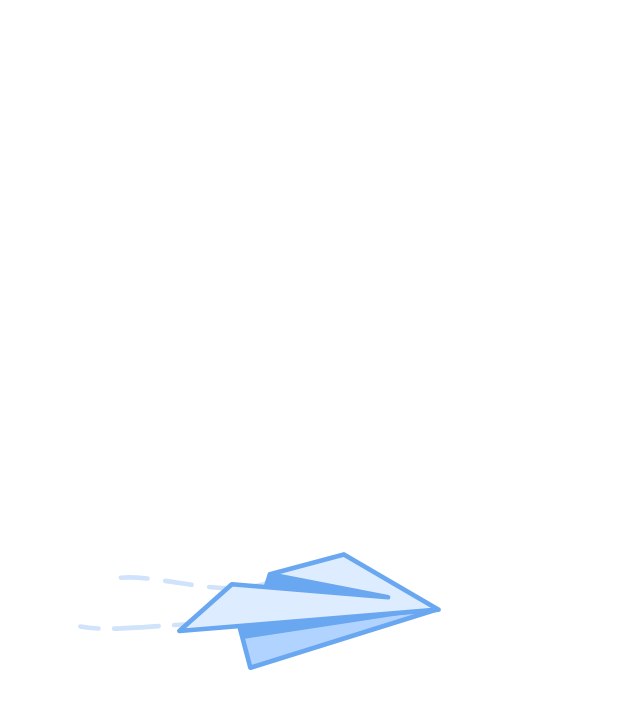
After one commit to bit-shift-studios/flights-app, an Android app built with Jetpack Compose: the composable NoResultsAnim shown on its own in the app's theme, on a phone screen of 412 x 824 dp. The commit adds this screen. Shown: the top 709 px of the screen. Run offline under Robolectric (Android 15) with nearby library versions, the phone set to English and light mode, and no system bars.

Commit message:
`FEAT` Setup base flights screen and updated lottie animations

```diff
--- a/app/src/main/java/bitshift/studios/flightsapp/presentation/screens/home/HomeScreen.kt
+++ b/app/src/main/java/bitshift/studios/flightsapp/presentation/screens/home/HomeScreen.kt
@@ -6,7 +6,6 @@ import androidx.compose.runtime.Composable
 import androidx.compose.runtime.collectAsState
 import androidx.compose.runtime.getValue
 import androidx.compose.runtime.rememberCoroutineScope
-import bitshift.studios.flightsapp.data.db.airport.entities.AirportEntity
 import bitshift.studios.flightsapp.presentation.ui.components.FlightSearch
 import bitshift.studios.flightsapp.presentation.ui.components.SearchBar
 import kotlinx.coroutines.launch
@@ -32,6 +31,7 @@ fun HomeScreen(
 			)
 		},
 	) { padding ->
+		if (uiState.searchQuery.isNotEmpty()) {
 			FlightSearch(
 				padding = padding,
 				isDarkTheme = isDarkTheme,
@@ -43,3 +43,4 @@ fun HomeScreen(
 			)
 		}
 	}
+}
--- /dev/null
+++ b/app/src/main/java/bitshift/studios/flightsapp/presentation/ui/components/NoResultsAnim.kt
@@ -0,0 +1,34 @@
+package bitshift.studios.flightsapp.presentation.ui.components
+
+import androidx.compose.foundation.layout.Arrangement
+import androidx.compose.foundation.layout.Column
+import androidx.compose.foundation.layout.fillMaxSize
+import androidx.compose.foundation.layout.size
+import androidx.compose.runtime.Composable
+import androidx.compose.runtime.getValue
+import androidx.compose.ui.Modifier
+import androidx.compose.ui.unit.dp
+import bitshift.studios.flightsapp.R
+import com.airbnb.lottie.compose.LottieAnimation
+import com.airbnb.lottie.compose.LottieCompositionSpec
+import com.airbnb.lottie.compose.rememberLottieComposition
+
+@Composable
+fun NoResultsAnim(
+	modifier: Modifier = Modifier,
+	isDarkTheme: Boolean
+) {
+	val resource = if (isDarkTheme) R.raw.flights_dark else R.raw.flights_light
+	val composition by rememberLottieComposition(LottieCompositionSpec.RawRes(resource))
+
+	Column(
+		modifier = modifier.fillMaxSize(),
+		verticalArrangement = Arrangement.Center
+	) {
+		LottieAnimation(
+			composition,
+			iterations = Int.MAX_VALUE,
+			modifier = Modifier.size(764.dp)
+		)
+	}
+}
```
Also changed, not shown: app/src/main/java/bitshift/studios/flightsapp/presentation/ui/components/FlightSearch.kt (+6 -4 lines), app/src/main/java/bitshift/studios/flightsapp/presentation/ui/components/MatchingAirportItem.kt (+16 -2 lines), app/src/main/java/bitshift/studios/flightsapp/presentation/ui/utils/RippleTheme.kt (added, +32 -0 lines), app/src/main/res/raw/flights_dark.json (added, +1 -0 lines), app/src/main/res/raw/flights_light.json (added, +1 -0 lines). Lines whose indentation alone changed are shown as unchanged.
